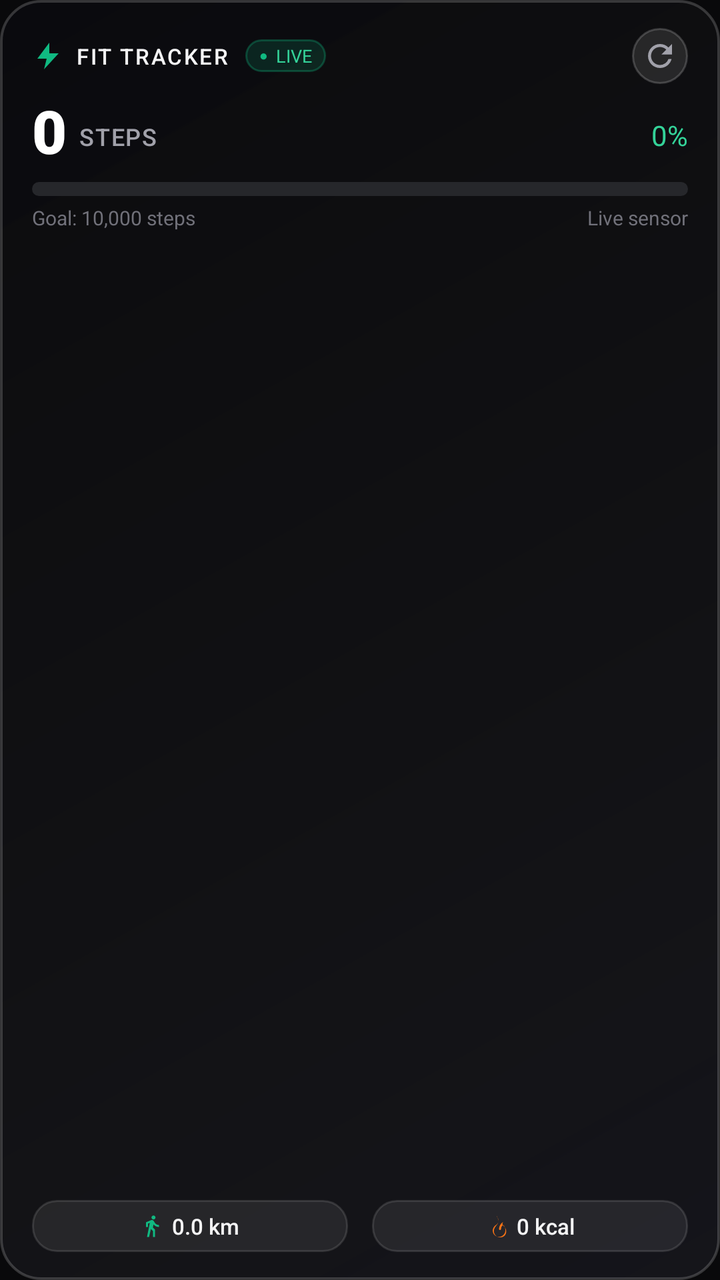
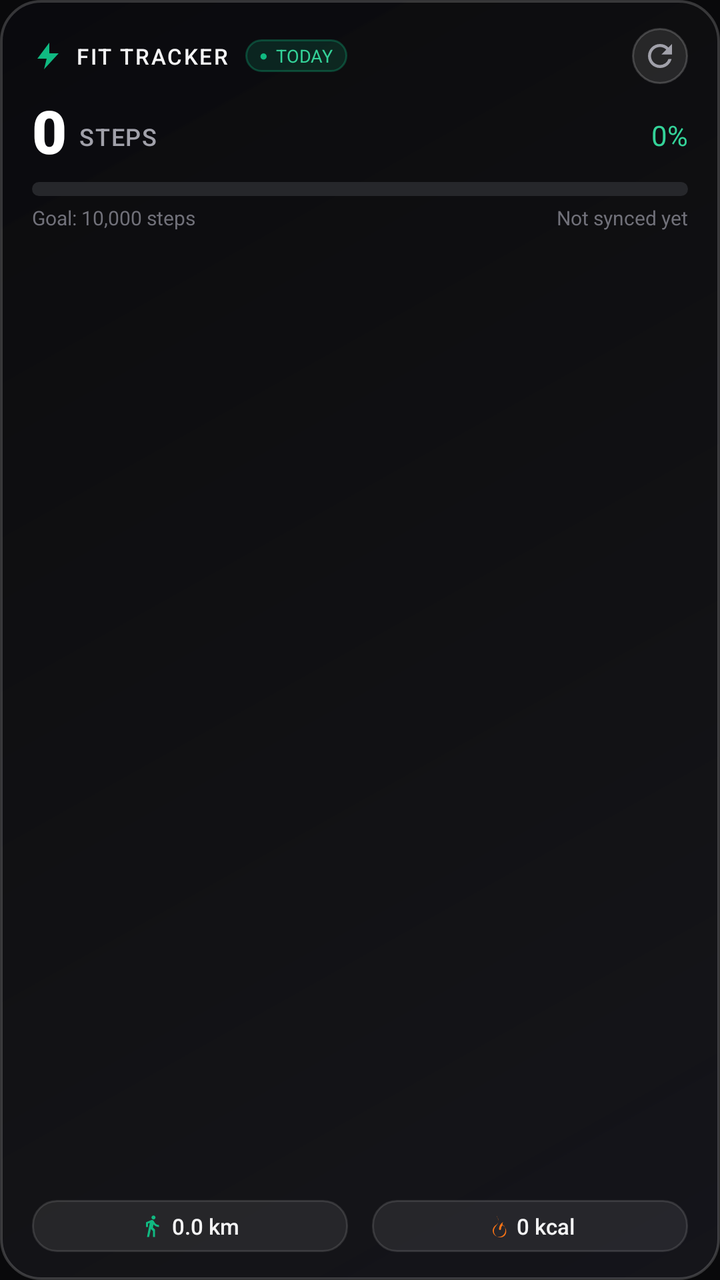

An Android layout rendered at two revisions. The XML below is the earlier revision; the diff shows what the commit changed to produce the second picture.
<!-- AndroidManifest.xml: application theme Theme.AppCompat.NoActionBar -->
<!-- res/layout/widget_step_medium.xml -->
<?xml version="1.0" encoding="utf-8"?>
<RelativeLayout xmlns:android="http://schemas.android.com/apk/res/android"
    android:id="@+id/widget_step_medium_root"
    android:layout_width="match_parent"
    android:layout_height="match_parent"
    android:background="@drawable/widget_glass_card"
    android:paddingStart="16dp"
    android:paddingTop="14dp"
    android:paddingEnd="16dp"
    android:paddingBottom="14dp">

    
    <LinearLayout
        android:id="@+id/layout_header"
        android:layout_width="match_parent"
        android:layout_height="wrap_content"
        android:layout_alignParentTop="true"
        android:gravity="center_vertical"
        android:orientation="horizontal">

        
        <ImageView
            android:layout_width="16dp"
            android:layout_height="16dp"
            android:src="@drawable/ic_widget_bolt"
            android:contentDescription="FitTracker Logo" />

        <TextView
            android:layout_width="wrap_content"
            android:layout_height="wrap_content"
            android:layout_marginStart="6dp"
            android:fontFamily="sans-serif-medium"
            android:text="FIT TRACKER"
            android:letterSpacing="0.08"
            android:textColor="@color/widget_text_primary"
            android:textSize="11sp" />

        
        <LinearLayout
            android:layout_width="wrap_content"
            android:layout_height="wrap_content"
            android:layout_marginStart="8dp"
            android:background="@drawable/widget_badge_live"
            android:gravity="center_vertical"
            android:orientation="horizontal"
            android:paddingStart="7dp"
            android:paddingTop="2dp"
            android:paddingEnd="7dp"
            android:paddingBottom="2dp">

            <TextView
                android:layout_width="wrap_content"
                android:layout_height="wrap_content"
                android:text="●"
                android:textColor="@color/primary"
                android:textSize="7sp" />

            <TextView
                android:layout_width="wrap_content"
                android:layout_height="wrap_content"
                android:layout_marginStart="4dp"
                android:fontFamily="sans-serif-bold"
                android:text="LIVE"
                android:textColor="@color/primary_light"
                android:textSize="9sp" />
        </LinearLayout>

        
        <FrameLayout
            android:layout_width="0dp"
            android:layout_height="1dp"
            android:layout_weight="1" />

        
        <ImageButton
            android:id="@+id/btn_widget_sync"
            android:layout_width="28dp"
            android:layout_height="28dp"
            android:background="@drawable/widget_btn_sync"
            android:contentDescription="Sync Steps Now"
            android:padding="5dp"
            android:scaleType="fitCenter"
            android:src="@drawable/ic_widget_refresh" />
    </LinearLayout>

    
    <LinearLayout
        android:id="@+id/layout_metric"
        android:layout_width="match_parent"
        android:layout_height="wrap_content"
        android:layout_below="@id/layout_header"
        android:layout_marginTop="8dp"
        android:gravity="bottom"
        android:orientation="horizontal">

        <TextView
            android:id="@+id/tv_widget_steps"
            android:layout_width="wrap_content"
            android:layout_height="wrap_content"
            android:fontFamily="sans-serif-black"
            android:includeFontPadding="false"
            android:text="0"
            android:textColor="@color/white"
            android:textSize="30sp" />

        <TextView
            android:layout_width="wrap_content"
            android:layout_height="wrap_content"
            android:layout_marginStart="6dp"
            android:layout_marginBottom="4dp"
            android:fontFamily="sans-serif-medium"
            android:letterSpacing="0.05"
            android:text="STEPS"
            android:textColor="@color/widget_text_secondary"
            android:textSize="12sp" />

        <FrameLayout
            android:layout_width="0dp"
            android:layout_height="1dp"
            android:layout_weight="1" />

        <TextView
            android:id="@+id/tv_widget_percent"
            android:layout_width="wrap_content"
            android:layout_height="wrap_content"
            android:layout_marginBottom="4dp"
            android:fontFamily="sans-serif-bold"
            android:text="0%"
            android:textColor="@color/primary_light"
            android:textSize="14sp" />
    </LinearLayout>

    
    <ProgressBar
        android:id="@+id/progress_widget_steps"
        style="?android:attr/progressBarStyleHorizontal"
        android:layout_width="match_parent"
        android:layout_height="7dp"
        android:layout_below="@id/layout_metric"
        android:layout_marginTop="6dp"
        android:max="100"
        android:progress="0"
        android:progressDrawable="@drawable/widget_progress_emerald" />

    
    <LinearLayout
        android:id="@+id/layout_subtext"
        android:layout_width="match_parent"
        android:layout_height="wrap_content"
        android:layout_below="@id/progress_widget_steps"
        android:layout_marginTop="4dp"
        android:gravity="center_vertical"
        android:orientation="horizontal">

        <TextView
            android:id="@+id/tv_widget_goal_text"
            android:layout_width="wrap_content"
            android:layout_height="wrap_content"
            android:fontFamily="sans-serif"
            android:text="Goal: 10,000 steps"
            android:textColor="@color/widget_text_muted"
            android:textSize="10sp" />

        <FrameLayout
            android:layout_width="0dp"
            android:layout_height="1dp"
            android:layout_weight="1" />

        <TextView
            android:id="@+id/tv_widget_last_updated"
            android:layout_width="wrap_content"
            android:layout_height="wrap_content"
            android:fontFamily="sans-serif"
            android:text="Live sensor"
            android:textColor="@color/widget_text_muted"
            android:textSize="10sp" />
    </LinearLayout>

    
    <LinearLayout
        android:id="@+id/layout_chips"
        android:layout_width="match_parent"
        android:layout_height="wrap_content"
        android:layout_alignParentBottom="true"
        android:layout_marginTop="8dp"
        android:gravity="center_vertical"
        android:orientation="horizontal">

        
        <LinearLayout
            android:layout_width="0dp"
            android:layout_height="26dp"
            android:layout_marginEnd="6dp"
            android:layout_weight="1"
            android:background="@drawable/widget_glass_surface_sub"
            android:gravity="center"
            android:orientation="horizontal"
            android:paddingStart="8dp"
            android:paddingEnd="8dp">

            <ImageView
                android:layout_width="12dp"
                android:layout_height="12dp"
                android:src="@drawable/ic_widget_walk"
                android:contentDescription="Distance" />

            <TextView
                android:id="@+id/tv_widget_distance"
                android:layout_width="wrap_content"
                android:layout_height="wrap_content"
                android:layout_marginStart="4dp"
                android:fontFamily="sans-serif-medium"
                android:text="0.0 km"
                android:textColor="@color/widget_text_primary"
                android:textSize="11sp" />
        </LinearLayout>

        
        <LinearLayout
            android:layout_width="0dp"
            android:layout_height="26dp"
            android:layout_marginStart="6dp"
            android:layout_weight="1"
            android:background="@drawable/widget_glass_surface_sub"
            android:gravity="center"
            android:orientation="horizontal"
            android:paddingStart="8dp"
            android:paddingEnd="8dp">

            <ImageView
                android:layout_width="12dp"
                android:layout_height="12dp"
                android:src="@drawable/ic_widget_flame"
                android:contentDescription="Calories" />

            <TextView
                android:id="@+id/tv_widget_calories"
                android:layout_width="wrap_content"
                android:layout_height="wrap_content"
                android:layout_marginStart="4dp"
                android:fontFamily="sans-serif-medium"
                android:text="0 kcal"
                android:textColor="@color/widget_text_primary"
                android:textSize="11sp" />
        </LinearLayout>
    </LinearLayout>

</RelativeLayout>
<!-- resources referenced by this layout -->
<resources>
  <color name="primary">#10B981</color>
  <color name="primary_light">#34D399</color>
  <color name="white">#FFFFFF</color>
  <color name="widget_text_muted">#71717A</color>
  <color name="widget_text_primary">#F4F4F5</color>
  <color name="widget_text_secondary">#A1A1AA</color>
  <!-- drawable ic_widget_bolt (drawable) -->
  <vector xmlns:android="http://schemas.android.com/apk/res/android"
      android:width="24dp"
      android:height="24dp"
      android:viewportWidth="24"
      android:viewportHeight="24">
      <path
          android:fillColor="#10B981"
          android:pathData="M13,2L4,14h7l-2,8l11,-12h-7z" />
  </vector>
  <!-- drawable ic_widget_refresh (drawable) -->
  <vector xmlns:android="http://schemas.android.com/apk/res/android"
      android:width="20dp"
      android:height="20dp"
      android:viewportWidth="24"
      android:viewportHeight="24">
      <path
          android:fillColor="#A1A1AA"
          android:pathData="M17.65,6.35A7.958,7.958 0 0,0 12,4c-4.42,0 -7.99,3.58 -7.99,8s3.57,8 7.99,8c3.73,0 6.84,-2.55 7.73,-6h-2.08A5.99,5.99 0 0,1 12,18c-3.31,0 -6,-2.69 -6,-6s2.69,-6 6,-6c1.66,0 3.14,0.69 4.22,1.78L13,11h7V4l-2.35,2.35z" />
  </vector>
  <!-- drawable ic_widget_walk (drawable) -->
  <vector xmlns:android="http://schemas.android.com/apk/res/android"
      android:width="16dp"
      android:height="16dp"
      android:viewportWidth="24"
      android:viewportHeight="24">
      <path
          android:fillColor="#10B981"
          android:pathData="M13.5,5.5c1.1,0 2,-0.9 2,-2s-0.9,-2 -2,-2 -2,0.9 -2,2 0.9,2 2,2zM9.8,8.9L7,23h2.1l1.8,-8 2.1,2v6h2v-7.5l-2.1,-2 0.6,-3C14.8,12 16.8,13 19,13v-2c-1.9,0 -3.5,-1 -4.3,-2.4l-1,-1.6c-0.4,-0.6 -1,-1 -1.7,-1 -0.3,0 -0.5,0.1 -0.8,0.1L6,8.3V13h2V9.6l1.8,-0.7" />
  </vector>
  <!-- drawable widget_badge_live (drawable) -->
  <?xml version="1.0" encoding="utf-8"?>
  <shape xmlns:android="http://schemas.android.com/apk/res/android"
      android:shape="rectangle">
      <solid android:color="#2610B981" />
      <stroke
          android:width="1dp"
          android:color="#4D10B981" />
      <corners android:radius="9999dp" />
  </shape>
  <!-- drawable widget_btn_sync (drawable) -->
  <?xml version="1.0" encoding="utf-8"?>
  <ripple xmlns:android="http://schemas.android.com/apk/res/android"
      android:color="#3310B981">
      <item>
          <shape android:shape="oval">
              <solid android:color="#1AFFFFFF" />
              <stroke
                  android:width="1dp"
                  android:color="#2EFFFFFF" />
          </shape>
      </item>
  </ripple>
  <!-- drawable widget_glass_card (drawable) -->
  <?xml version="1.0" encoding="utf-8"?>
  <shape xmlns:android="http://schemas.android.com/apk/res/android"
      android:shape="rectangle">
      
      <gradient
          android:angle="135"
          android:startColor="#E616161B"
          android:centerColor="#D9111114"
          android:endColor="#E60A0A0D"
          android:type="linear" />
      
      
      <stroke
          android:width="1.2dp"
          android:color="#2EFFFFFF" />
          
      <corners android:radius="20dp" />
  </shape>
  <!-- drawable widget_glass_surface_sub (drawable) -->
  <?xml version="1.0" encoding="utf-8"?>
  <shape xmlns:android="http://schemas.android.com/apk/res/android"
      android:shape="rectangle">
      <solid android:color="#14FFFFFF" />
      <stroke
          android:width="1dp"
          android:color="#1FFFFFFF" />
      <corners android:radius="12dp" />
  </shape>
  <style name="Theme.AppCompat.NoActionBar" parent="Theme.MaterialComponents.DayNight.NoActionBar">
          <item name="android:statusBarColor">@color/background_dark</item>
          <item name="android:navigationBarColor">@color/background_dark</item>
          <item name="android:windowBackground">@color/background_dark</item>
          <item name="android:windowLightStatusBar">false</item>
      </style>
  <color name="background_dark">#09090B</color>
  <!-- unchanged entries left out for length: 2 -->
</resources>

<!-- the commit's change to res/layout/widget_step_medium.xml (unified diff, before → after) -->
@@ -59,8 +59,9 @@
                 android:layout_width="wrap_content"
                 android:layout_height="wrap_content"
                 android:layout_marginStart="4dp"
+                android:id="@+id/tv_widget_status"
                 android:fontFamily="sans-serif-bold"
-                android:text="LIVE"
+                android:text="TODAY"
                 android:textColor="@color/primary_light"
                 android:textSize="9sp" />
         </LinearLayout>
@@ -171,7 +172,7 @@
             android:layout_width="wrap_content"
             android:layout_height="wrap_content"
             android:fontFamily="sans-serif"
-            android:text="Live sensor"
+            android:text="Not synced yet"
             android:textColor="@color/widget_text_muted"
             android:textSize="10sp" />
     </LinearLayout>
